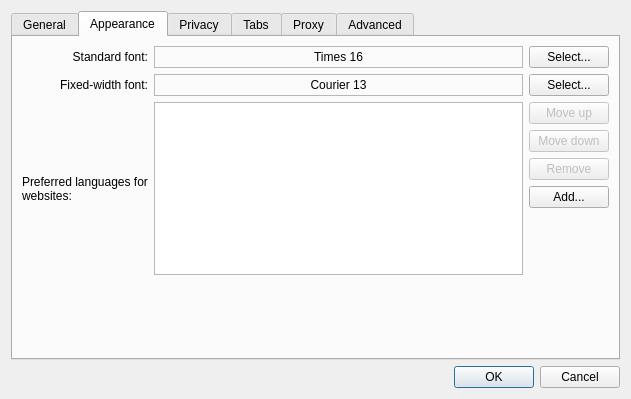
Above: src/settings.ui from EndorphinBrowser/browser before the change. Below: the same form after it.
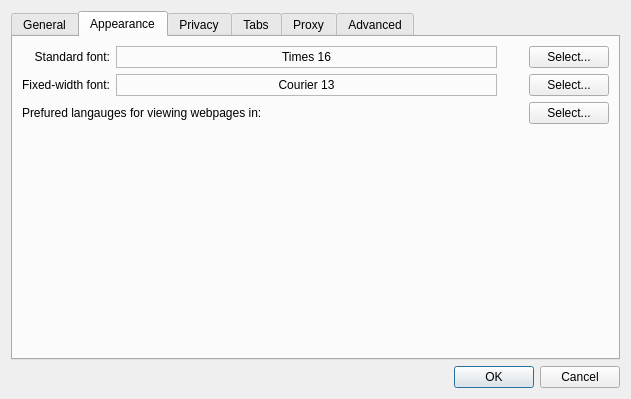
That is the form after the change. The open tabs and pages were chosen to show the change.

Commit message: Create a separate dialog for storing all of the Accept-Language code and populate the dialog with the current langauge Also create a static function that can parse the stored list in that function rather then having the logic also in the network manager.

```diff
--- a/src/settings.ui
+++ b/src/settings.ui
@@ -219,7 +219,7 @@
        <item row="0" column="1">
         <widget class="QLabel" name="standardLabel">
          <property name="sizePolicy">
-          <sizepolicy vsizetype="Preferred" hsizetype="Expanding">
+          <sizepolicy hsizetype="Expanding" vsizetype="Preferred">
            <horstretch>0</horstretch>
            <verstretch>0</verstretch>
           </sizepolicy>
@@ -235,7 +235,7 @@
          </property>
         </widget>
        </item>
-       <item row="0" column="2">
+       <item row="0" column="3">
         <widget class="QPushButton" name="standardFontButton">
          <property name="text">
           <string>Select...</string>
@@ -265,14 +265,28 @@
          </property>
         </widget>
        </item>
-       <item row="1" column="2">
+       <item row="1" column="3">
         <widget class="QPushButton" name="fixedFontButton">
          <property name="text">
           <string>Select...</string>
          </property>
         </widget>
        </item>
-       <item row="5" column="1">
+       <item row="2" column="0" colspan="3">
+        <widget class="QLabel" name="label_8">
+         <property name="text">
+          <string>Prefured langauges for viewing webpages in:</string>
+         </property>
+        </widget>
+       </item>
+       <item row="2" column="3">
+        <widget class="QPushButton" name="languageButton">
+         <property name="text">
+          <string>Select...</string>
+         </property>
+        </widget>
+       </item>
+       <item row="3" column="2">
         <spacer name="verticalSpacer">
          <property name="orientation">
           <enum>Qt::Vertical</enum>
@@ -285,73 +299,6 @@
          </property>
         </spacer>
        </item>
-       <item row="3" column="0">
-        <widget class="QLabel" name="label_15">
-         <property name="text">
-          <string>Preferred languages for websites: </string>
-         </property>
-         <property name="wordWrap">
-          <bool>true</bool>
-         </property>
-        </widget>
-       </item>
-       <item row="3" column="2">
-        <layout class="QVBoxLayout" name="verticalLayout_6">
-         <item>
-          <widget class="QPushButton" name="websiteLanguageMoveUpButton">
-           <property name="enabled">
-            <bool>false</bool>
-           </property>
-           <property name="text">
-            <string>Move up</string>
-           </property>
-          </widget>
-         </item>
-         <item>
-          <widget class="QPushButton" name="websiteLanguageMoveDownButton">
-           <property name="enabled">
-            <bool>false</bool>
-           </property>
-           <property name="text">
-            <string>Move down</string>
-           </property>
-          </widget>
-         </item>
-         <item>
-          <widget class="QPushButton" name="websiteLanguageRemoveButton">
-           <property name="enabled">
-            <bool>false</bool>
-           </property>
-           <property name="text">
-            <string>Remove</string>
-           </property>
-          </widget>
-         </item>
-         <item>
-          <widget class="QPushButton" name="websiteLanguageAddButton">
-           <property name="text">
-            <string>Add...</string>
-           </property>
-          </widget>
-         </item>
-         <item>
-          <spacer name="verticalSpacer_5">
-           <property name="orientation">
-            <enum>Qt::Vertical</enum>
-           </property>
-           <property name="sizeHint" stdset="0">
-            <size>
-             <width>20</width>
-             <height>40</height>
-            </size>
-           </property>
-          </spacer>
-         </item>
-        </layout>
-       </item>
-       <item row="3" column="1">
-        <widget class="QListWidget" name="websiteLanguageListWidget" />
-       </item>
       </layout>
      </widget>
      <widget class="QWidget" name="tab_2">
```
Left out of the diff: 5 changed lines with no effect on the pictures. The commit also changes 8 other files.
